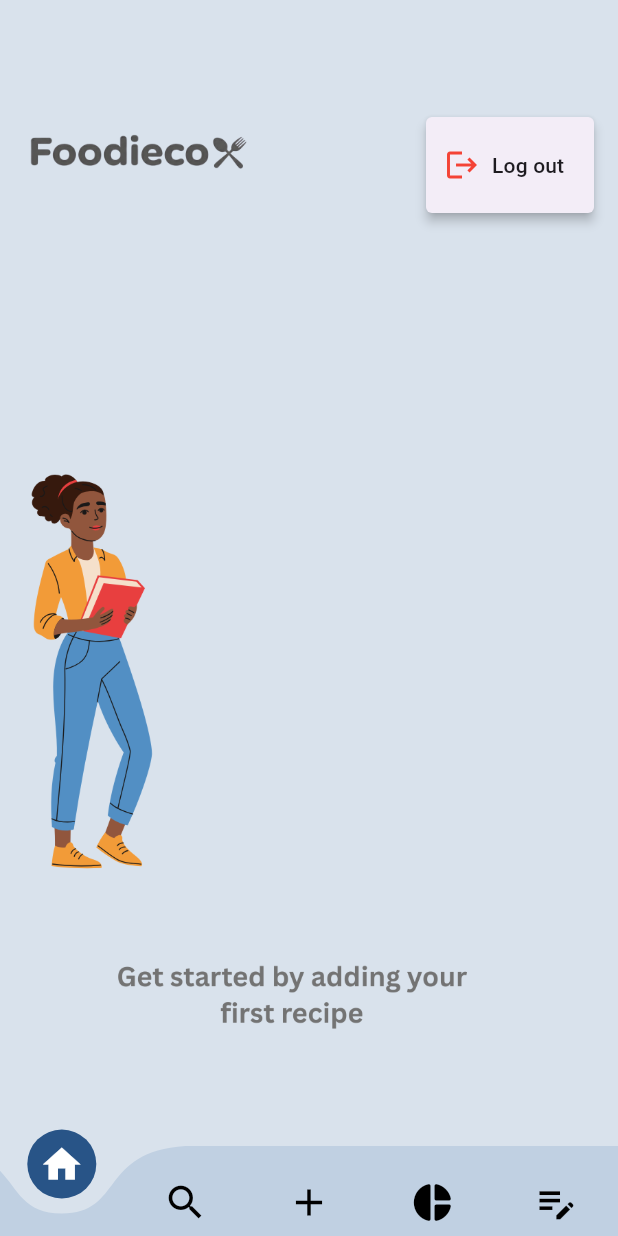
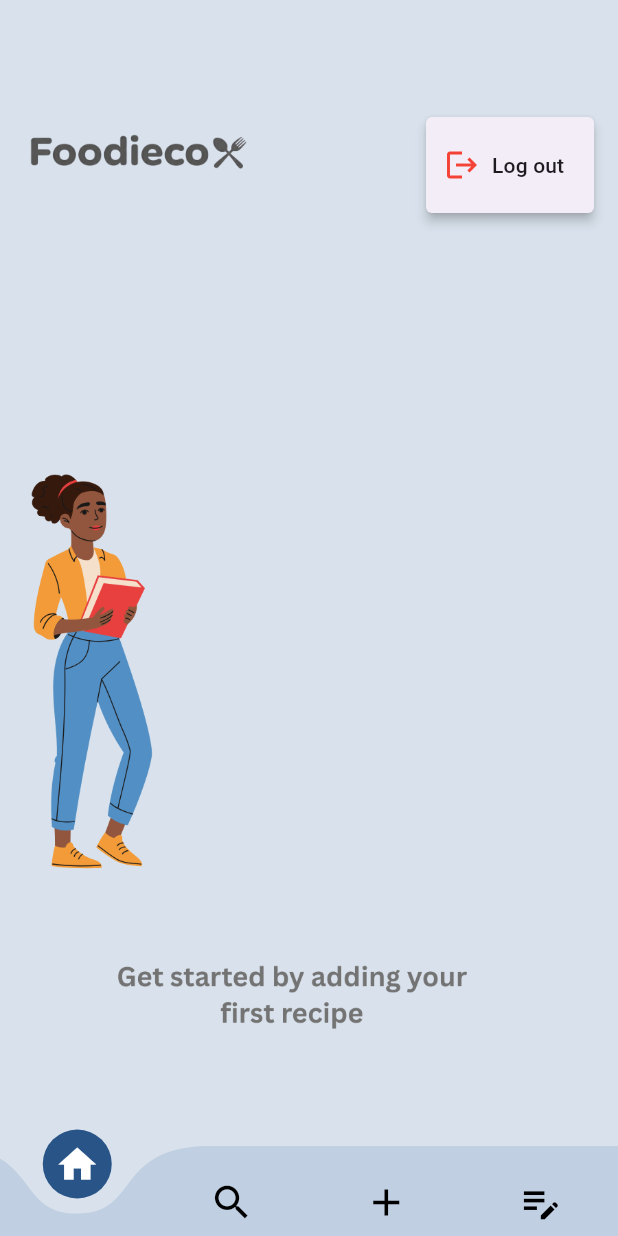
Before and after one commit to Rishananasri/Foodieco-hiveproject, a Flutter app: the Bottomnavbar screen opened directly, after a tap on the "more vert" icon, on a phone screen of 412 x 824 dp. Run offline on Flutter 3.47's test engine with Material 3 defaults, Android fonts, the phone set to English and light mode, and no system bars; drawn by our look-alikes of curved_navigation_bar; our stand-ins replace fl_chart, hive, hive_flutter, image_picker, shared_preferences; accounts and stored records are empty.

Commit message:
Updated existing file

```diff
--- a/lib/notes/shownotes.dart
+++ b/lib/notes/shownotes.dart
@@ -12,6 +12,9 @@ class Note extends StatefulWidget {
 }
 
 class _NoteState extends State<Note> {
+  double fabX = 335;
+  double fabY = 670;
+
   @override
   void initState() {
     super.initState();
@@ -31,16 +34,28 @@ class _NoteState extends State<Note> {
           child: Text("Notes", style: TextStyle(fontWeight: FontWeight.w500)),
         ),
       ),
-      body: SingleChildScrollView(
+
+      body: Stack(
+        children: [
+          SingleChildScrollView(
             child: Column(
-          children:  [
+              children: [
                 SizedBox(height: 10),
                 SizedBox(height: 740, child: Notes()),
               ],
             ),
           ),
-      floatingActionButton: Padding(
-        padding: EdgeInsets.only(bottom: 70),
+
+          Positioned(
+            left: fabX,
+            top: fabY,
+            child: GestureDetector(
+              onPanUpdate: (details) {
+                setState(() {
+                  fabX += details.delta.dx;
+                  fabY += details.delta.dy;
+                });
+              },
               child: FloatingActionButton(
                 onPressed: () {
                   log(
@@ -49,15 +64,17 @@ class _NoteState extends State<Note> {
                   );
                   Navigator.push(
                     context,
-              MaterialPageRoute(builder: (context) =>  AddNoteScreen()),
+                    MaterialPageRoute(builder: (context) => AddNoteScreen()),
                   );
                 },
                 backgroundColor: const Color.fromARGB(255, 60, 124, 198),
-          shape:  CircleBorder(),
-          child:  Icon(Icons.add, color: Colors.white, size: 30),
+                shape: CircleBorder(),
+                child: Icon(Icons.add, color: Colors.white, size: 30),
               ),
             ),
-      floatingActionButtonLocation: FloatingActionButtonLocation.endFloat,
+          ),
+        ],
+      ),
     );
   }
 }
--- a/lib/screens/home.dart
+++ b/lib/screens/home.dart
@@ -1,6 +1,7 @@
 import 'dart:developer';
 import 'package:flutter/material.dart';
 import 'package:pr/models/recipe_model.dart';
+import 'package:pr/screens/chart.dart';
 import 'package:pr/screens/login.dart';
 import 'package:pr/widget/home-widgets.dart';
 import 'package:shared_preferences/shared_preferences.dart';
@@ -73,21 +74,32 @@ class _HomeState extends State<Home> {
                 Spacer(),
                 Padding(
                   padding: EdgeInsets.only(top: 30),
-                  child: PopupMenuButton<String>(
+                  child: Row(
+                    children: [
+                      IconButton(
+                        onPressed: () {
+                          Navigator.push(
+                            context,
+                            MaterialPageRoute(builder: (context) => Chart()),
+                          );
+                        },
+                        icon: Icon(Icons.bar_chart_rounded),
+                      ),
+                      PopupMenuButton<String>(
                         icon: Icon(Icons.more_vert, color: Colors.black),
                         onSelected: (value) {
                           if (value == 'log out') {
                             showDialog(
                               context: context,
                               builder: (context) => AlertDialog(
-                            title:  Text("Log out"),
-                            content:  Text(
+                                title: Text("Log out"),
+                                content: Text(
                                   "Are you sure you want to log out?",
                                 ),
                                 actions: [
                                   TextButton(
                                     onPressed: () => Navigator.pop(context),
-                                child:  Text("Cancel"),
+                                    child: Text("Cancel"),
                                   ),
                                   TextButton(
                                     onPressed: () {
@@ -117,6 +129,8 @@ class _HomeState extends State<Home> {
                           ),
                         ],
                       ),
+                    ],
+                  ),
                 ),
               ],
             ),
@@ -130,7 +144,7 @@ class _HomeState extends State<Home> {
                     future: Hive.openBox<RecipeModel>('recipe_db'),
                     builder: (context, snapshot) {
                       if (snapshot.connectionState == ConnectionState.waiting) {
-                        return  Center(child: CircularProgressIndicator());
+                        return Center(child: CircularProgressIndicator());
                       } else {
                         return category(context, currentUser);
                       }
--- a/lib/widget/bottomnavbar.dart
+++ b/lib/widget/bottomnavbar.dart
@@ -3,11 +3,11 @@ import 'package:flutter/material.dart';
 import 'package:curved_navigation_bar/curved_navigation_bar.dart';
 import 'package:pr/notes/shownotes.dart';
 import 'package:pr/recipe/addrecipe.dart';
+import 'package:pr/screens/search.dart';
 import 'package:pr/widget/welcome.dart';
 import 'package:shared_preferences/shared_preferences.dart';
-import 'package:pr/screens/chart.dart';
+// import 'package:pr/screens/chart.dart';
 import 'package:pr/screens/home.dart';
-import 'package:pr/screens/search.dart';
 
 class Bottomnavbar extends StatefulWidget {
   final bool justLoggedIn;
@@ -25,7 +25,7 @@ class Bottomnavbar extends StatefulWidget {
 class _BottomnavbarState extends State<Bottomnavbar> {
   late int _currentIndex;
 
-  List<Widget> body = [Home(), Search(), Add(), Chart(), Note()];
+  List<Widget> body = [Home(), Search(), Add(), Note()];
 
   final Color navBarColor = const Color.fromARGB(255, 192, 208, 226);
   final Color selectedButtonColor = const Color.fromARGB(255, 40, 84, 135);
@@ -71,7 +71,7 @@ class _BottomnavbarState extends State<Bottomnavbar> {
         backgroundColor: Colors.transparent,
         color: navBarColor,
         buttonBackgroundColor: selectedButtonColor,
-        animationDuration:  Duration(milliseconds: 300),
+        animationDuration: Duration(milliseconds: 300),
         items: [
           Icon(
             Icons.home,
@@ -88,15 +88,15 @@ class _BottomnavbarState extends State<Bottomnavbar> {
             size: 30,
             color: _currentIndex == 2 ? Colors.white : Colors.black,
           ),
-          Icon(
-            Icons.pie_chart_rounded,
-            size: 30,
-            color: _currentIndex == 3 ? Colors.white : Colors.black,
-          ),
+          // Icon(
+          //   Icons.pie_chart_rounded,
+          //   size: 30,
+          //   color: _currentIndex == 3 ? Colors.white : Colors.black,
+          // ),
           Icon(
             Icons.edit_note,
             size: 30,
-            color: _currentIndex == 4 ? Colors.white : Colors.black,
+            color: _currentIndex == 3 ? Colors.white : Colors.black,
           ),
         ],
         onTap: (index) {
```
Also changed, not shown: lib/notes/addnote.dart (+15 -15 lines), lib/notes/notes.dart (+16 -16 lines), lib/recipe/recipecategory.dart (+17 -16 lines), lib/recipe/showrecipe.dart (+7 -4 lines), lib/screens/chart.dart (+10 -9 lines). Lines whose indentation alone changed are shown as unchanged.
